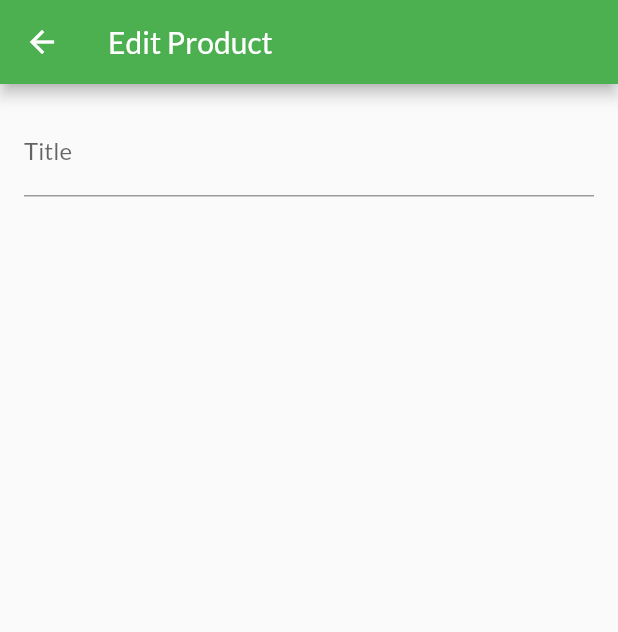
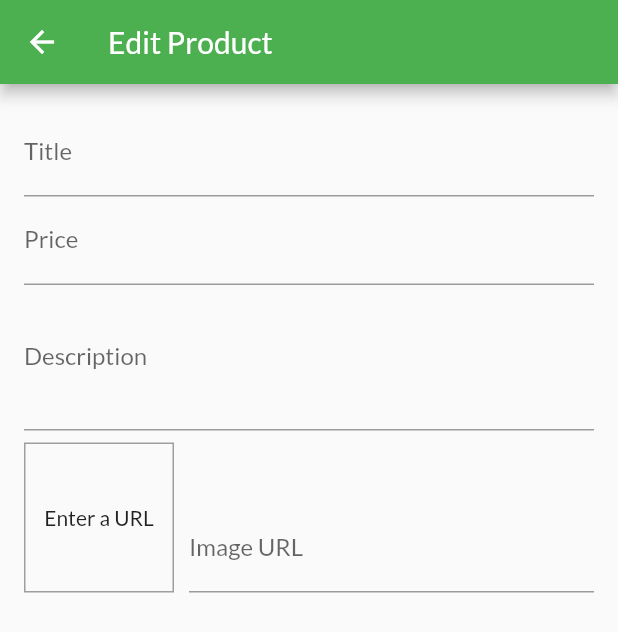
Before and after one commit to jacobia21/ShoppingApp, a Flutter app: the EditProductScreen screen opened by its route, on a phone screen of 412 x 824 dp. Shown: the top 632 px of the screen. Run offline on Flutter 3.47's test engine with Material 2 defaults, Android fonts, the phone set to English and light mode, and no system bars; network calls fail.

Commit message:
adding to edit products screen

```diff
--- a/lib/screens/edit_product_screen.dart
+++ b/lib/screens/edit_product_screen.dart
@@ -7,6 +7,17 @@ class EditProductScreen extends StatefulWidget {
 }
 
 class _EditProductScreenState extends State<EditProductScreen> {
+  final _priceFocusNode = FocusNode();
+  final _descriptionFocusNode = FocusNode();
+  var _imageUrlController = TextEditingController();
+  @override
+  void dispose() {
+    _priceFocusNode.dispose();
+    _descriptionFocusNode.dispose();
+    _imageUrlController.dispose();
+    super.dispose();
+  }
+
   @override
   Widget build(BuildContext context) {
     return Scaffold(
@@ -21,6 +32,65 @@ class _EditProductScreenState extends State<EditProductScreen> {
             TextFormField(
               decoration: InputDecoration(labelText: 'Title'),
               textInputAction: TextInputAction.next,
+              onFieldSubmitted: (value) {
+                FocusScope.of(context).requestFocus(_priceFocusNode);
+              },
+            ),
+            TextFormField(
+              decoration: InputDecoration(labelText: 'Price'),
+              textInputAction: TextInputAction.next,
+              keyboardType: TextInputType.numberWithOptions(),
+              focusNode: _priceFocusNode,
+              onFieldSubmitted: (value) {
+                FocusScope.of(context).requestFocus(_descriptionFocusNode);
+              },
+            ),
+            TextFormField(
+              decoration: InputDecoration(labelText: 'Description'),
+              maxLines: 3,
+              keyboardType: TextInputType.multiline,
+              focusNode: _descriptionFocusNode,
+            ),
+            Row(
+              crossAxisAlignment: CrossAxisAlignment.end,
+              children: <Widget>[
+                Container(
+                  width: 100,
+                  height: 100,
+                  alignment: Alignment.center,
+                  margin: EdgeInsets.only(
+                    top: 8,
+                    right: 10,
+                  ),
+                  decoration: BoxDecoration(
+                    border: Border.all(width: 1, color: Colors.grey),
+                  ),
+                  child: _imageUrlController.text.isEmpty
+                      ? Text('Enter a URL')
+                      : FittedBox(
+                          child: Image.network(
+                            _imageUrlController.text,
+                            fit: BoxFit.cover,
+                          ),
+                        ),
+                ),
+                Expanded(
+                  child: TextFormField(
+                    onChanged: (imageUrlString) {
+                      print(imageUrlString);
+                    },
+                    decoration: InputDecoration(
+                      labelText: 'Image URL',
+                    ),
+                    keyboardType: TextInputType.url,
+                    textInputAction: TextInputAction.done,
+                    controller: _imageUrlController,
+                    onEditingComplete: () {
+                      setState(() {});
+                    },
+                  ),
+                ),
+              ],
             ),
           ],
         )),
```
